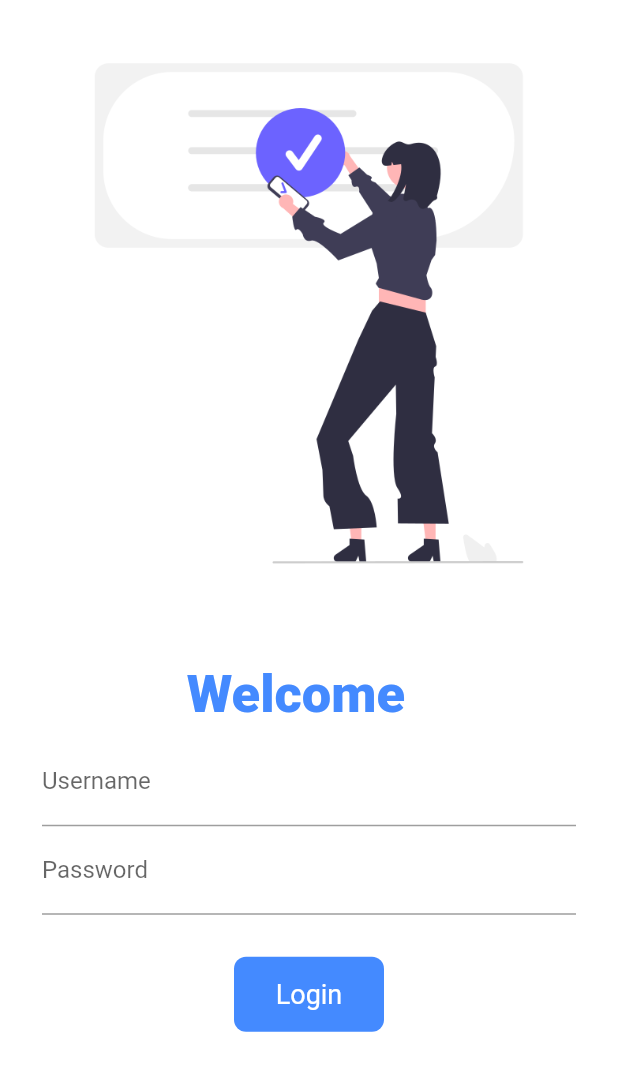
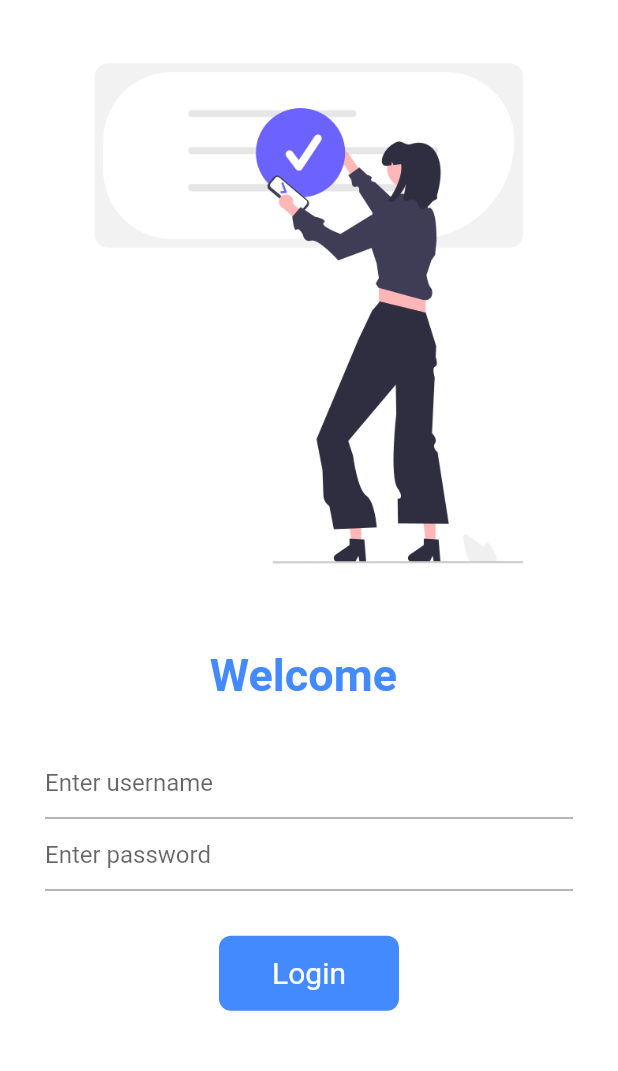
Before and after one commit to Muhammad-Usmaan/FlutterApp, a Flutter app: the screen it shows after launch, on a phone screen of 412 x 824 dp. Shown: the top 1071 px of the screen. Run offline on Flutter 3.47's test engine with Material 2 defaults, Android fonts, the phone set to English and light mode, and no system bars; our stand-ins replace google_fonts; Roboto replaces fonts that are missing (Lateef).

Commit message:
Day7 completed

```diff
--- a/lib/Pages/Login_page.dart
+++ b/lib/Pages/Login_page.dart
@@ -1,4 +1,5 @@
 import 'package:flutter/material.dart';
+import 'package:my_app/Pages/home_page.dart';
 import 'package:my_app/utility/routes.dart';
 
 class LoginPage extends StatefulWidget {
@@ -9,85 +10,100 @@ class LoginPage extends StatefulWidget {
 }
 
 class _LoginPageState extends State<LoginPage> {
-  var name = "";
+  String name = "";
+
   bool changeButton = false;
+
+  final _formKey = GlobalKey<FormState>();
+
+  moveToHome(BuildContext context) async {
+    if (_formKey.currentState!.validate()) {
+      setState(() {
+        changeButton = true;
+      });
+      await Future.delayed(Duration(seconds: 1));
+      await Navigator.pushNamed(context, MyRoutes.homeRoute);
+      setState(() {
+        changeButton = false;
+      });
+    }
+  }
+
   @override
   Widget build(BuildContext context) {
     return Material(
         color: Colors.white,
         child: SingleChildScrollView(
+          child: Form(
+            key: _formKey,
             child: Column(children: [
               Image.asset(
                 "assets/Images/login_image.png",
+                fit: BoxFit.cover,
               ),
-          const SizedBox(
-            height: 25,
+              SizedBox(
+                height: 15,
               ),
               Text(
-            "Welcome $name ",
+                "Welcome $name",
                 style: TextStyle(
-                fontSize: 35,
-                fontWeight: FontWeight.w900,
+                    fontSize: 30,
+                    fontWeight: FontWeight.bold,
                     color: Colors.blueAccent),
               ),
               Padding(
-            padding: const EdgeInsets.symmetric(vertical: 8, horizontal: 28),
-            child: Column(children: [
+                padding: const EdgeInsets.all(30),
+                child: Column(
+                  children: [
                     TextFormField(
-                decoration: const InputDecoration(
-                    hintText: "Enter username", labelText: "Username"),
+                      decoration: InputDecoration(hintText: "Enter username"),
                       onChanged: (value) {
                         name = value;
                         setState(() {});
                       },
+                      validator: (value) {
+                        if (value!.isEmpty) {
+                          return "Please enter your user name";
+                        }
+                        return null;
+                      },
                     ),
                     TextFormField(
                       obscureText: true,
-                decoration: const InputDecoration(
-                    hintText: "Enter Password", labelText: "Password"),
+                      decoration: InputDecoration(hintText: "Enter password"),
+                      validator: (value) {
+                        if (value!.isEmpty) {
+                          return "Please enter your password";
+                        } else if (value.length < 7) {
+                          return "Your password length should be atleast 7";
+                        }
+                        return null;
+                      },
                     ),
+                  ],
+                ),
+              ),
+              Material(
+                borderRadius: BorderRadius.circular(changeButton ? 50 : 8),
+                color: Colors.blueAccent,
+                child: InkWell(
+                  onTap: () => moveToHome(context),
+                  child: AnimatedContainer(
+                    duration: Duration(seconds: 1),
+                    height: 50,
+                    width: changeButton ? 50 : 120,
+                    alignment: Alignment.center,
+                    child: changeButton
+                        ? Icon(Icons.done, color: Colors.white)
+                        : Text(
+                            "Login",
+                            style: TextStyle(fontSize: 20, color: Colors.white),
+                          ),
+                  ),
+                ),
+              )
             ]),
           ),
-          SizedBox(height: 20),
-          InkWell(
-            hoverColor: Colors.black,
-            onTap: () async {
-              setState(() {
-                changeButton = true;
-              });
-              await Future.delayed(Duration(seconds: 1));
-              Navigator.pushNamed(context, MyRoutes.homeRoute);
-            },
-            child: AnimatedContainer(
-              duration: Duration(seconds: 1),
-              width: changeButton ? 50 : 100,
-              height: 50,
-              alignment: Alignment.center,
-              child: changeButton
-                  ? Icon(
-                      Icons.done,
-                      color: Colors.white,
-                    )
-                  : Text(
-                      "Login",
-                      style: TextStyle(color: Colors.white, fontSize: 18),
-                    ),
-              decoration: BoxDecoration(
-                  color: Colors.blueAccent,
-                  borderRadius: BorderRadius.circular(changeButton ? 35 : 08)),
-            ),
-          ),
-          // ElevatedButton(
-          //   onPressed: () {
-          //     Navigator.pushNamed(context, MyRoutes.homeRoute);
-          //   },
-          //   child: const Text("Login"),
-          //   style: ElevatedButton.styleFrom(
-          //     minimumSize: Size(80, 40),
-          //   ),
-          // )
-        ]),
-      ),
-    );
+        ));
   }
 }
--- a/pubspec.yaml
+++ b/pubspec.yaml
@@ -35,6 +35,7 @@ dependencies:
   # Use with the CupertinoIcons class for iOS style icons.
   cupertino_icons: ^1.0.2
   google_fonts: ^3.0.1
+  form_field_validator: ^1.1.0
 
 
 dev_dependencies:
```
Also changed, not shown: lib/Pages/home_page.dart (+5 -3 lines), assets/Images/login.jpg (added), pubspec.lock. Lines whose indentation alone changed are shown as unchanged.
